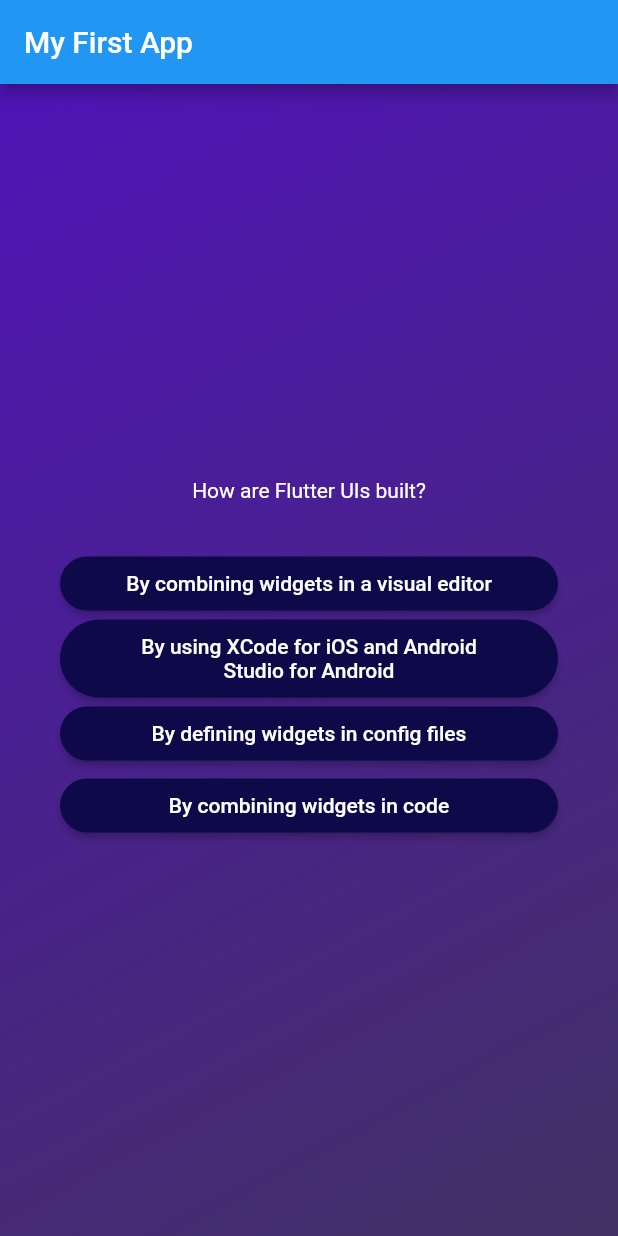
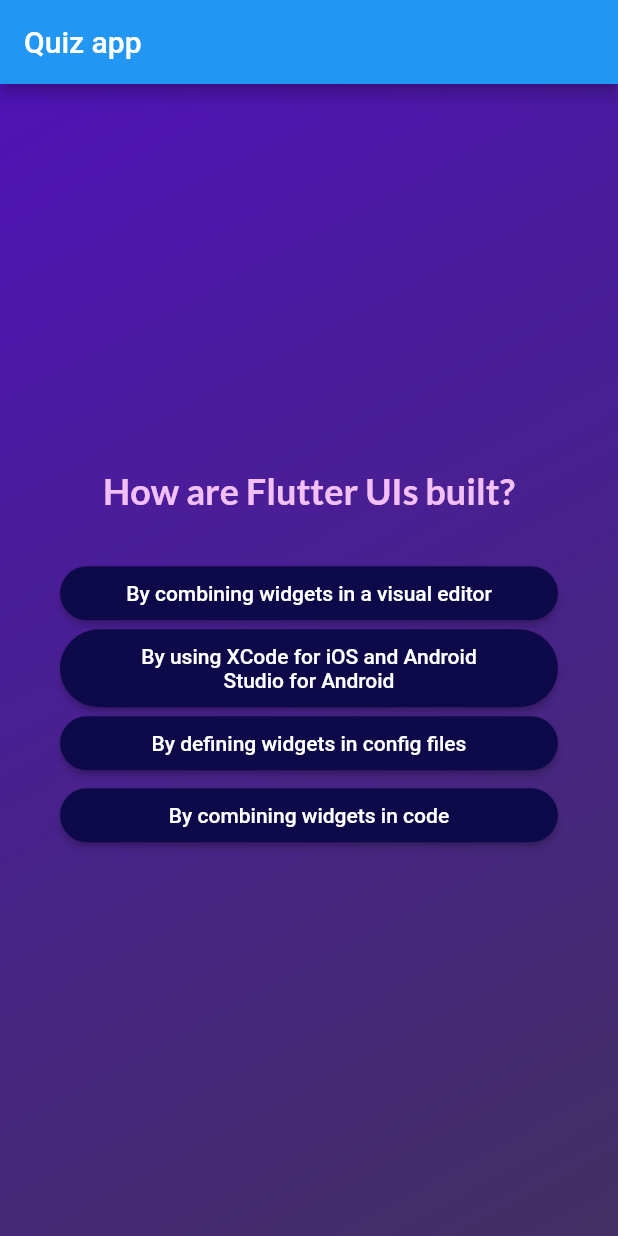
Before and after one commit to Phosah/quiz-app, a Flutter app: the screen it shows after launch, after a tap on "Start Quiz", after a tap on "Components", on a phone screen of 412 x 824 dp. Run offline on Flutter 3.47's test engine with Material 2 defaults, Android fonts, the phone set to English and light mode, and no system bars; our stand-ins replace google_fonts.

```diff
--- a/lib/main.dart
+++ b/lib/main.dart
@@ -1,7 +1,5 @@
 import 'package:flutter/material.dart';
 import 'quiz.dart';
-import 'result.dart';
-import 'start_screen.dart';
 
 void main() {
   runApp(const MyApp());
@@ -17,53 +15,8 @@ class MyApp extends StatefulWidget {
 }
 
 class _MyAppState extends State<MyApp> {
-  final _questions = const [
-    {
-      'questionText': "What's your favorite color?",
-      'answers': [
-        {'text': 'Black', 'score': 3},
-        {'text': 'Red', 'score': 6},
-        {'text': 'Green', 'score': 15},
-      ],
-    },
-    {
-      'questionText': "What's your favorite animal?",
-      'answers': [
-        {'text': 'Dog', 'score': 5},
-        {'text': 'Tortoise', 'score': 8},
-        {'text': 'Lamb', 'score': 11},
-      ],
-    },
-    {
-      'questionText': "Who's your favorite instructor?",
-      'answers': [
-        {'text': 'Max', 'score': 3},
-        {'text': 'Brad', 'score': 5},
-        {'text': 'Jonas', 'score': 15},
-        {'text': 'Scott', 'score': 9},
-      ],
-    },
-  ];
-  var _questionIndex = 0;
-  var _totalScore = 0;
-
-  void _answerQuestion(int score) {
-    _totalScore = _totalScore + score;
-
-    setState(() {
-      _questionIndex = _questionIndex + 1;
-    });
-  }
-
-  void _init() {
-    setState(() {
-      _questionIndex = 0;
-      _totalScore = 0;
-    });
-  }
-
   @override
   Widget build(BuildContext context) {
-    return Quiz();
+    return const Quiz();
   }
 }
--- a/lib/questions_screen.dart
+++ b/lib/questions_screen.dart
@@ -1,13 +1,13 @@
 import 'package:flutter/material.dart';
+import 'package:google_fonts/google_fonts.dart';
+
 import 'answer_button.dart';
 import 'data/questions.dart';
 
 class QuestionsScreen extends StatefulWidget {
-  // final String questionText;
+  final void Function(String answer) onSelectAnswer;
 
-  const QuestionsScreen(
-      // this.questionText,
-      {super.key});
+  const QuestionsScreen({required this.onSelectAnswer, super.key});
 
   @override
   State<QuestionsScreen> createState() => _QuestionsScreenState();
@@ -16,7 +16,9 @@ class QuestionsScreen extends StatefulWidget {
 class _QuestionsScreenState extends State<QuestionsScreen> {
   var currentQuestionIndex = 0;
 
-  void answerQuestion() {
+  void answerQuestion(String selectedAnswer) {
+    widget.onSelectAnswer(selectedAnswer);
+
     setState(() {
       currentQuestionIndex += 1;
     });
@@ -34,7 +36,10 @@ class _QuestionsScreenState extends State<QuestionsScreen> {
         children: [
           Text(
             currentQuestion.text,
-            style: const TextStyle(color: Colors.white),
+            style: GoogleFonts.lato(
+                color: const Color.fromARGB(255, 243, 192, 245),
+                fontSize: 24,
+                fontWeight: FontWeight.bold),
             textAlign: TextAlign.center,
           ),
           const SizedBox(
@@ -43,17 +48,11 @@ class _QuestionsScreenState extends State<QuestionsScreen> {
           ...currentQuestion.getShuffledAnswers().map((answer) {
             return AnswerButton(
               answerText: answer,
-              selectHandler: answerQuestion,
+              selectHandler: () {
+                answerQuestion(answer);
+              },
             );
           })
-          // Column(
-          //   children: currentQuestion.answers.map((answer) {
-          //     return AnswerButton(
-          //       answerText: answer,
-          //       selectHandler: () {},
-          //     );
-          //   }).toList(),
-          // )
         ],
       ),
     );
--- a/lib/quiz.dart
+++ b/lib/quiz.dart
@@ -1,60 +1,66 @@
 import 'package:flutter/material.dart';
+import 'data/questions.dart';
+import 'results_screen.dart';
 import 'questions_screen.dart';
-import 'answer_button.dart';
 import 'start_screen.dart';
 
 class Quiz extends StatefulWidget {
-  // final List<Map<String, Object>> questions;
-  // final Function answerQuestion;
-  // final int questionIndex;
-  const Quiz(
-      {
-      //   required this.questions,
-      // required this.answerQuestion,
-      // required this.questionIndex,
-      super.key});
+  const Quiz({super.key});
 
   @override
   State<Quiz> createState() => _QuizState();
 }
 
 class _QuizState extends State<Quiz> {
-  // Widget? activeScreen;
+  List<String> selectedAnswers = [];
   var activeScreen = 'start-screen';
-
-  // @override
-  // void initState() {
-  //   // activeScreen = StartScreen(switchScreen);
-  //   super.initState();
-  // }
 
   void switchScreen() {
     setState(() {
-      // activeScreen = const QuestionsScreen();
+      activeScreen = 'questions-screen';
+    });
+  }
+
+  void chooseAnswer(String answer) {
+    selectedAnswers.add(answer);
+
+    if (selectedAnswers.length == questions.length) {
+      setState(() {
+        activeScreen = 'results-screen';
+      });
+    }
+  }
+
+  void init() {
+    setState(() {
+      selectedAnswers = [];
       activeScreen = 'questions-screen';
     });
   }
 
   @override
   Widget build(BuildContext context) {
-    // return Column(
-    //   children: [
-    //     QuestionsScreen(widget.questions[widget.questionIndex]['questionText'] as String),
-    //     ...(widget.questions[widget.questionIndex]['answers'] as List<Map<String, Object>>)
-    //         .map(
-    //       (answerText) {
-    //         return Answer(
-    //           answerText: answerText['text'] as String,
-    //           selectHandler: () => widget.answerQuestion(answerText['score']),
-    //         );
-    //       },
-    //     ),
-    //   ],
-    // );
+    Widget screenWidget = StartScreen(switchScreen);
+
+    if (activeScreen == 'questions-screen') {
+      screenWidget = QuestionsScreen(
+        onSelectAnswer: chooseAnswer,
+      );
+    }
+
+    if (activeScreen == 'results-screen') {
+      screenWidget = ResultsScreen(
+        chosenAnswers: selectedAnswers,
+        resetHandler: init,
+      );
+    }
+
     return MaterialApp(
       home: Scaffold(
         appBar: AppBar(
-          title: const Text('My First App'),
+          title: const Text(
+            'Quiz app',
+          ),
         ),
         body: Container(
           decoration: const BoxDecoration(
@@ -67,9 +73,7 @@ class _QuizState extends State<Quiz> {
               end: Alignment.bottomRight,
             ),
           ),
-          child: activeScreen == 'start-screen'
-              ? StartScreen(switchScreen)
-              : const QuestionsScreen(),
+          child: screenWidget,
         ),
       ),
     );
--- a/lib/start_screen.dart
+++ b/lib/start_screen.dart
@@ -1,4 +1,5 @@
 import 'package:flutter/material.dart';
+import 'package:google_fonts/google_fonts.dart';
 
 class StartScreen extends StatelessWidget {
   final VoidCallback startQuiz;
@@ -19,10 +20,10 @@ class StartScreen extends StatelessWidget {
           const SizedBox(
             height: 80,
           ),
-          const Text(
+          Text(
             'Learn Flutter the fun way',
-            style: TextStyle(
-              color: Colors.white,
+            style: GoogleFonts.lato(
+              color: const Color.fromARGB(255, 243, 192, 245),
               fontSize: 24,
             ),
           ),
--- a/pubspec.yaml
+++ b/pubspec.yaml
@@ -34,6 +34,7 @@ dependencies:
   # The following adds the Cupertino Icons font to your application.
   # Use with the CupertinoIcons class for iOS style icons.
   cupertino_icons: ^1.0.2
+  google_fonts: ^4.0.3
 
 dev_dependencies:
   flutter_test:
```
Also changed, not shown: lib/questions_summary.dart (added, +69 -0 lines), lib/result.dart (deleted, +0 -34 lines), lib/results_screen.dart (added, +75 -0 lines), pubspec.lock, 1 other file.
